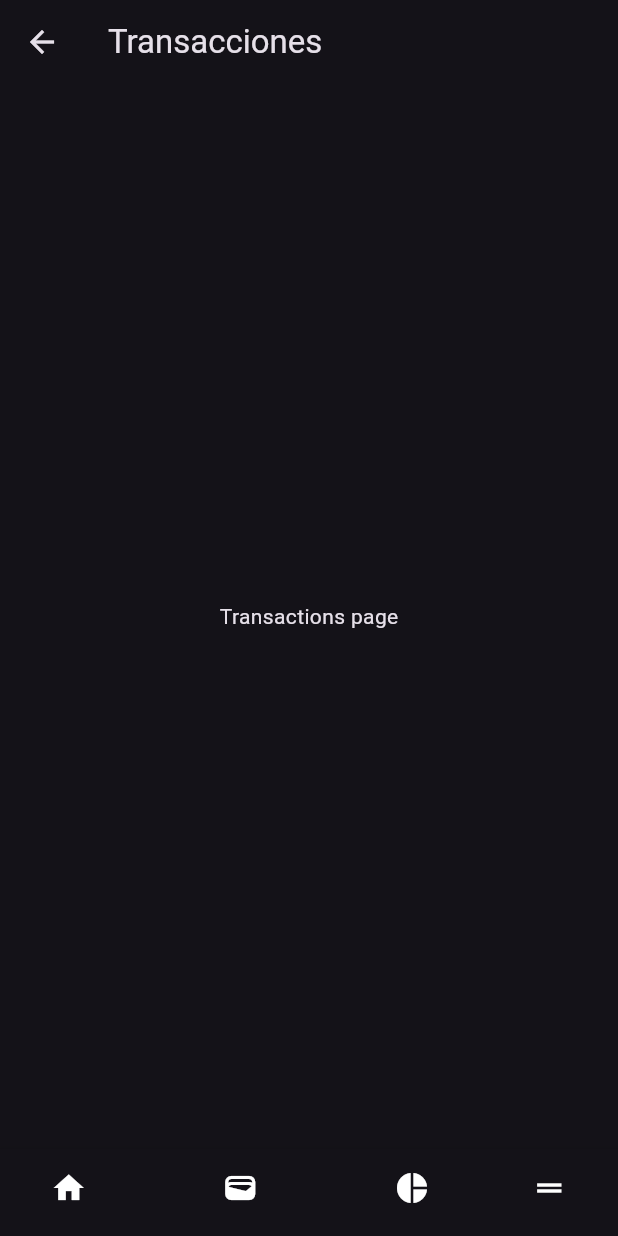
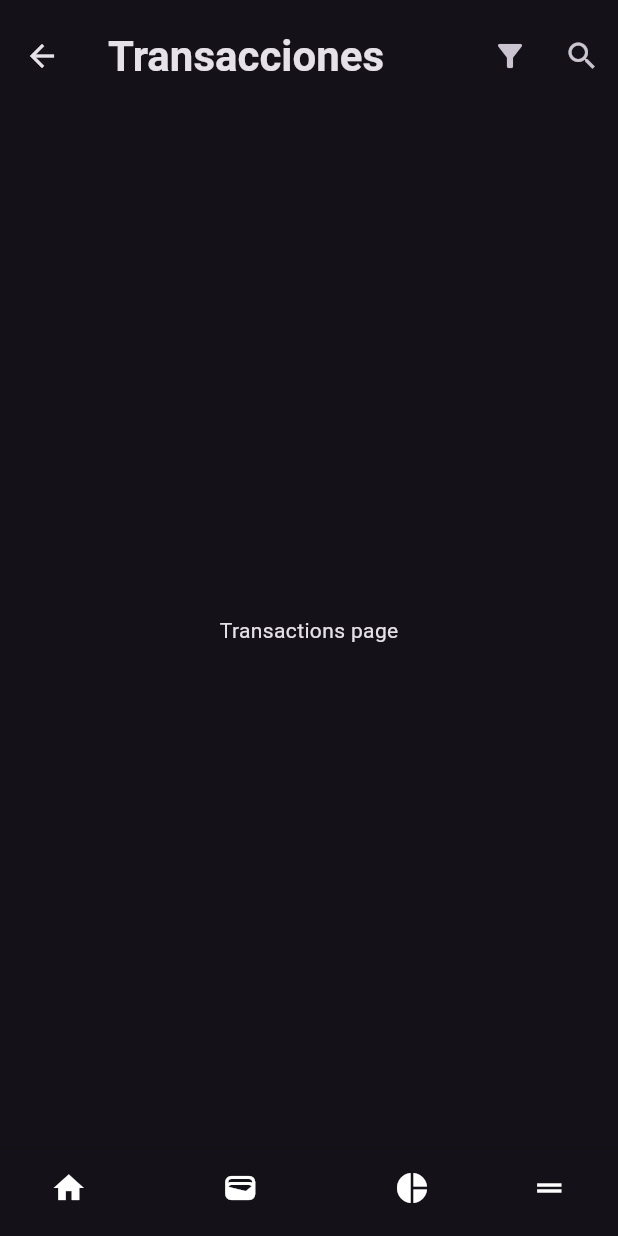
Before and after one commit to BusterAlan/cashew_clone, a Flutter app: the TransactionsPage screen opened by its route, on a phone screen of 412 x 824 dp. Run offline on Flutter 3.47's test engine with Material 3 defaults, Android fonts, the phone set to English and light mode, and no system bars; our stand-ins replace auto_route.

Commit message:
Implemented custom app bar for the app

```diff
--- a/lib/pages/home/home_page.dart
+++ b/lib/pages/home/home_page.dart
@@ -1,4 +1,5 @@
 import 'package:auto_route/auto_route.dart';
+import 'package:cashew_clone/widgets/cashew_app_bar.dart';
 import 'package:flutter/material.dart';
 
 @RoutePage()
@@ -7,8 +8,8 @@ class HomePage extends StatelessWidget {
 
   @override
   Widget build(BuildContext context) => Scaffold(
-    appBar: AppBar(
-      title: Text("Inicio"),
+    appBar: CashewAppBar(
+      titleText: "Inicio",
       actions: [
         IconButton(
           icon: Icon(Icons.density_medium),
--- a/lib/pages/transaction/transactions_page.dart
+++ b/lib/pages/transaction/transactions_page.dart
@@ -1,4 +1,5 @@
 import 'package:auto_route/auto_route.dart';
+import 'package:cashew_clone/widgets/cashew_app_bar.dart';
 import 'package:flutter/material.dart';
 
 @RoutePage()
@@ -7,11 +8,27 @@ class TransactionsPage extends StatelessWidget {
 
   @override
   Widget build(BuildContext context) => Scaffold(
-    appBar: AppBar(
-      title: Text("Transacciones"),
+    appBar: CashewAppBar(
+      titleText: "Transacciones",
+      actions: [
+        IconButton(
+          onPressed: () => _onFilterPressed(context),
+          icon: Icon(Icons.filter_alt),
+        ),
+        IconButton(
+          onPressed: () => _onSearchPressed(context),
+          icon: Icon(Icons.search),
+        ),
+      ],
     ),
-    body: Center(
-      child: Text("Transactions page"),
-    ),
+    body: Center(child: Text("Transactions page")),
   );
+
+  void _onFilterPressed(BuildContext context) {
+    // TODO: Implement action
+  }
+
+  void _onSearchPressed(BuildContext context) {
+    // TODO: Implement action
+  }
 }
--- /dev/null
+++ b/lib/widgets/cashew_app_bar.dart
@@ -0,0 +1,28 @@
+import 'package:flutter/material.dart';
+
+class CashewAppBar extends StatelessWidget implements PreferredSizeWidget {
+  const CashewAppBar({
+    super.key,
+    required this.titleText,
+    required this.actions,
+  });
+
+  final String titleText;
+
+  final List<Widget> actions;
+
+  @override
+  Widget build(BuildContext context) => AppBar(
+    toolbarHeight: 75,
+    title: Text(
+      titleText,
+      style: Theme.of(
+        context,
+      ).textTheme.headlineMedium?.copyWith(fontWeight: FontWeight.bold),
+    ),
+    actions: actions,
+  );
+
+  @override
+  Size get preferredSize => Size.fromHeight(75);
+}
```
Also changed, not shown: lib/pages/budget/budget_page.dart (+14 -5 lines), lib/pages/more_actions/more_actions_page.dart (+3 -8 lines).
